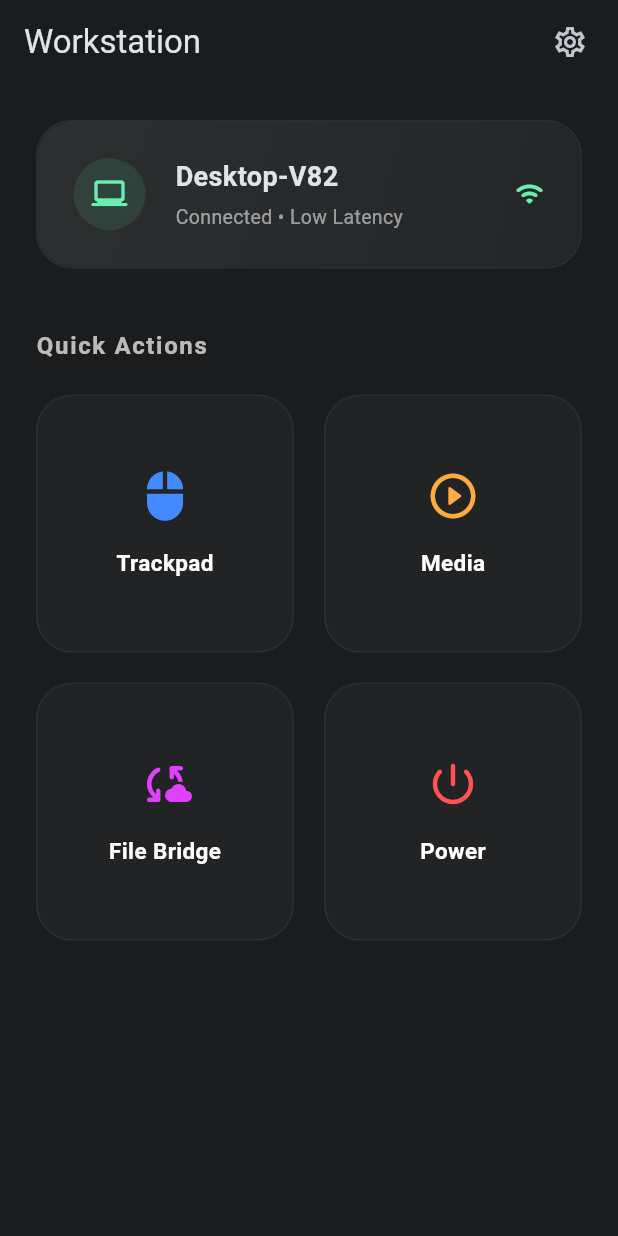
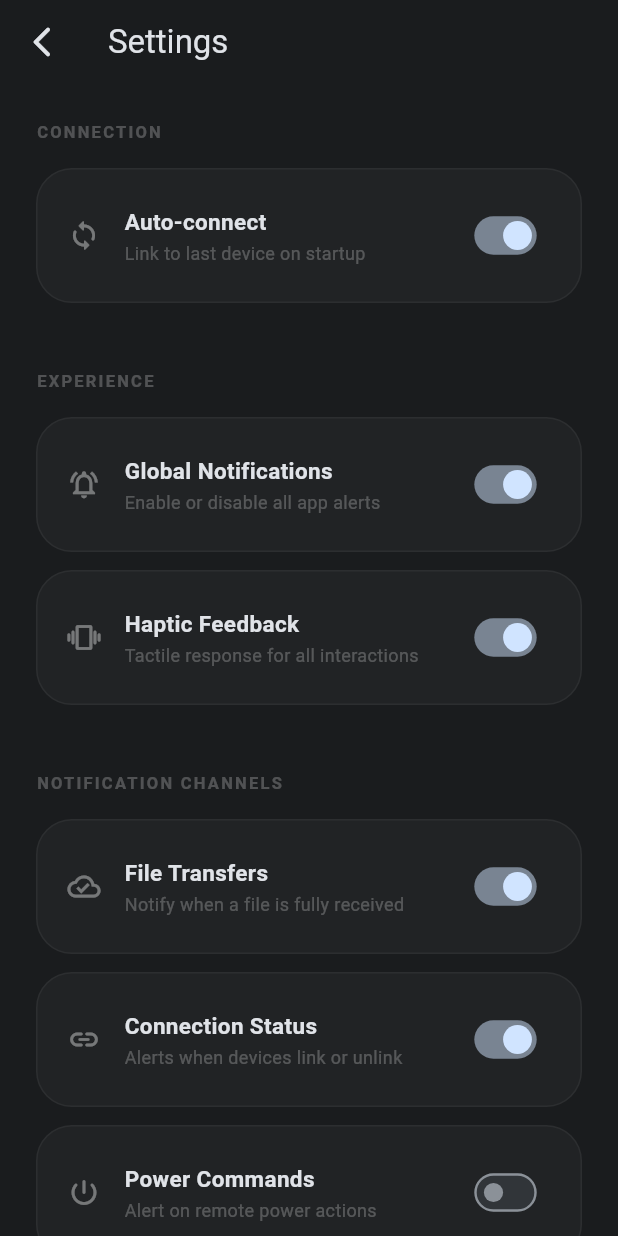
Before and after one commit to nifad2005/Device-Link, a Flutter app: the DashboardScreen screen opened directly, after a tap on the "settings" icon, on a phone screen of 412 x 824 dp. Run offline on Flutter 3.47's test engine with Material 3 defaults, Android fonts, the phone set to English and light mode, and no system bars; our stand-ins replace file_picker, flutter_local_notifications, open_filex, qr_flutter, shared_preferences, shelf and 1 more; missing offline and left inert: mobile_scanner; accounts and stored records are empty.

Commit message:
Connection Debug

```diff
--- a/lib/features/dashboard/screens/dashboard_screen.dart
+++ b/lib/features/dashboard/screens/dashboard_screen.dart
@@ -4,6 +4,7 @@ import '../../remote_control/screens/trackpad_screen.dart';
 import '../../remote_control/screens/media_controller_screen.dart';
 import '../../remote_control/screens/power_actions_screen.dart';
 import '../../remote_control/screens/file_sharing_screen.dart';
+import '../../settings/screens/settings_screen.dart';
 
 class DashboardScreen extends StatelessWidget {
   const DashboardScreen({super.key});
@@ -16,7 +17,12 @@ class DashboardScreen extends StatelessWidget {
         centerTitle: false,
         actions: [
           IconButton(
-            onPressed: () {},
+            onPressed: () {
+              Navigator.push(
+                context,
+                MaterialPageRoute(builder: (context) => const SettingsScreen()),
+              );
+            },
             icon: const Icon(Icons.settings_outlined),
           ),
           const SizedBox(width: 8),
--- /dev/null
+++ b/lib/features/settings/screens/settings_screen.dart
@@ -0,0 +1,309 @@
+import 'package:flutter/material.dart';
+import 'package:flutter/services.dart';
+import '../../../core/widgets/premium_card.dart';
+import '../../../services/settings_service.dart';
+import '../../../services/connection_service.dart';
+import '../../onboarding/screens/welcome_screen.dart';
+
+class SettingsScreen extends StatelessWidget {
+  const SettingsScreen({super.key});
+
+  @override
+  Widget build(BuildContext context) {
+    final settings = SettingsService();
+    final connection = ConnectionService();
+
+    return Scaffold(
+      appBar: AppBar(
+        title: const Text('Settings'),
+        leading: IconButton(
+          icon: const Icon(Icons.arrow_back_ios_new_rounded),
+          onPressed: () => Navigator.pop(context),
+        ),
+      ),
+      body: SingleChildScrollView(
+        padding: const EdgeInsets.all(24.0),
+        child: Column(
+          crossAxisAlignment: CrossAxisAlignment.start,
+          children: [
+            const Text(
+              'CONNECTION',
+              style: TextStyle(
+                fontSize: 11,
+                fontWeight: FontWeight.bold,
+                letterSpacing: 1.5,
+                color: Colors.white24,
+              ),
+            ),
+            const SizedBox(height: 16),
+            _buildSettingTile(
+              context,
+              icon: Icons.sync_rounded,
+              title: 'Auto-connect',
+              subtitle: 'Link to last device on startup',
+              valueNotifier: settings.autoConnect,
+              onChanged: settings.setAutoConnect,
+            ),
+            ValueListenableBuilder<String?>(
+              valueListenable: settings.lastConnectedAddress,
+              builder: (context, address, child) {
+                if (address == null) return const SizedBox.shrink();
+                return Padding(
+                  padding: const EdgeInsets.only(top: 12),
+                  child: PremiumCard(
+                    padding: 20,
+                    color: Colors.redAccent.withOpacity(0.05),
+                    onTap: () => _showForgetConfirmation(context, connection),
+                    child: Row(
+                      children: [
+                        const Icon(Icons.link_off_rounded, color: Colors.redAccent, size: 22),
+                        const SizedBox(width: 16),
+                        const Expanded(
+                          child: Column(
+                            crossAxisAlignment: CrossAxisAlignment.start,
+                            children: [
+                              Text('Forget Device', style: TextStyle(fontWeight: FontWeight.w600, fontSize: 15, color: Colors.redAccent)),
+                              Text('Clear saved pairing data', style: TextStyle(color: Colors.white24, fontSize: 12)),
+                            ],
+                          ),
+                        ),
+                        Text(
+                          address.split(':').first,
+                          style: const TextStyle(color: Colors.white10, fontSize: 10, letterSpacing: 1),
+                        ),
+                      ],
+                    ),
+                  ),
+                );
+              },
+            ),
+            const SizedBox(height: 32),
+            const Text(
+              'EXPERIENCE',
+              style: TextStyle(
+                fontSize: 11,
+                fontWeight: FontWeight.bold,
+                letterSpacing: 1.5,
+                color: Colors.white24,
+              ),
+            ),
+            const SizedBox(height: 16),
+            _buildSettingTile(
+              context,
+              icon: Icons.notifications_active_outlined,
+              title: 'Global Notifications',
+              subtitle: 'Enable or disable all app alerts',
+              valueNotifier: settings.globalNotifications,
+              onChanged: settings.setGlobalNotifications,
+            ),
+            _buildSettingTile(
+              context,
+              icon: Icons.vibration_rounded,
+              title: 'Haptic Feedback',
+              subtitle: 'Tactile response for all interactions',
+              valueNotifier: settings.globalVibration,
+              onChanged: settings.setGlobalVibration,
+            ),
+            const SizedBox(height: 32),
+            const Text(
+              'NOTIFICATION CHANNELS',
+              style: TextStyle(
+                fontSize: 11,
+                fontWeight: FontWeight.bold,
+                letterSpacing: 1.5,
+                color: Colors.white24,
+              ),
+            ),
+            const SizedBox(height: 16),
+            ValueListenableBuilder<bool>(
+              valueListenable: settings.globalNotifications,
+              builder: (context, globalEnabled, child) {
+                return Opacity(
+                  opacity: globalEnabled ? 1.0 : 0.4,
+                  child: AbsorbPointer(
+                    absorbing: !globalEnabled,
+                    child: Column(
+                      children: [
+                        _buildSettingTile(
+                          context,
+                          icon: Icons.cloud_done_outlined,
+                          title: 'File Transfers',
+                          subtitle: 'Notify when a file is fully received',
+                          valueNotifier: settings.notifyFileTransfers,
+                          onChanged: settings.setNotifyFileTransfers,
+                        ),
+                        _buildSettingTile(
+                          context,
+                          icon: Icons.link_rounded,
+                          title: 'Connection Status',
+                          subtitle: 'Alerts when devices link or unlink',
+                          valueNotifier: settings.notifyConnections,
+                          onChanged: settings.setNotifyConnections,
+                        ),
+                        _buildSettingTile(
+                          context,
+                          icon: Icons.power_settings_new_rounded,
+                          title: 'Power Commands',
+                          subtitle: 'Alert on remote power actions',
+                          valueNotifier: settings.notifyPowerCommands,
+                          onChanged: settings.setNotifyPowerCommands,
+                        ),
+                      ],
+                    ),
+                  ),
+                );
+              },
+            ),
+            const SizedBox(height: 32),
+            const Text(
+              'INPUT CONTROL',
+              style: TextStyle(
+                fontSize: 11,
+                fontWeight: FontWeight.bold,
+                letterSpacing: 1.5,
+                color: Colors.white24,
+              ),
+            ),
+            const SizedBox(height: 16),
+            PremiumCard(
+              padding: 24,
+              child: Column(
+                crossAxisAlignment: CrossAxisAlignment.start,
+                children: [
+                  const Row(
+                    children: [
+                      Icon(Icons.speed_rounded, color: Colors.white38, size: 20),
+                      SizedBox(width: 16),
+                      Text('Trackpad Sensitivity', style: TextStyle(fontWeight: FontWeight.bold)),
+                    ],
+                  ),
+                  const SizedBox(height: 16),
+                  ValueListenableBuilder<double>(
+                    valueListenable: settings.trackpadSensitivity,
+                    builder: (context, value, child) {
+                      return SliderTheme(
+                        data: SliderTheme.of(context).copyWith(
+                          trackHeight: 2,
+                          thumbShape: const RoundSliderThumbShape(enabledThumbRadius: 8),
+                          overlayShape: const RoundSliderOverlayShape(overlayRadius: 16),
+                        ),
+                        child: Slider(
+                          value: value,
+                          min: 0.5,
+                          max: 2.0,
+                          onChanged: (val) {
+                            settings.setTrackpadSensitivity(val);
+                            if (settings.globalVibration.value) {
+                              HapticFeedback.selectionClick();
+                            }
+                          },
+                          activeColor: Theme.of(context).colorScheme.primary,
+                          inactiveColor: Colors.white10,
+                        ),
+                      );
+                    },
+                  ),
+                ],
+              ),
+            ),
+            const SizedBox(height: 48),
+            Center(
+              child: Column(
+                children: [
+                  const Text('Device Linker Premium', style: TextStyle(color: Colors.white10, fontSize: 12, fontWeight: FontWeight.bold, letterSpacing: 2)),
+                  const SizedBox(height: 4),
+                  Text('v1.0.0 Stable Build', style: TextStyle(color: Colors.white.withOpacity(0.02), fontSize: 10)),
+                ],
+              ),
+            ),
+          ],
+        ),
+      ),
+    );
+  }
+
+  void _showForgetConfirmation(BuildContext context, ConnectionService connection) {
+    showDialog(
+      context: context,
+      builder: (context) => AlertDialog(
+        backgroundColor: const Color(0xFF1A1C1E),
+        title: const Text('Forget Device?'),
+        content: const Text('This will disconnect the current bridge and clear pairing data. You will need to scan the QR code again to reconnect.'),
+        actions: [
+          TextButton(
+            onPressed: () => Navigator.pop(context),
+            child: const Text('CANCEL', style: TextStyle(color: Colors.white38)),
+          ),
+          TextButton(
+            onPressed: () async {
+              await connection.forgetAndDisconnect();
+              if (context.mounted) {
+                Navigator.of(context).pushAndRemoveUntil(
+                  MaterialPageRoute(builder: (context) => const WelcomeScreen()),
+                  (route) => false,
+                );
+              }
+            },
+            child: const Text('FORGET', style: TextStyle(color: Colors.redAccent, fontWeight: FontWeight.bold)),
+          ),
+        ],
+      ),
+    );
+  }
+
+  Widget _buildSettingTile(
+    BuildContext context, {
+    required IconData icon,
+    required String title,
+    required String subtitle,
+    required ValueNotifier<bool> valueNotifier,
+    required Function(bool) onChanged,
+  }) {
+    return Padding(
+      padding: const EdgeInsets.only(bottom: 12),
+      child: ValueListenableBuilder<bool>(
+        valueListenable: valueNotifier,
+        builder: (context, value, child) {
+          return PremiumCard(
+            padding: 20,
+            onTap: () {
+              onChanged(!value);
+              if (SettingsService().globalVibration.value) {
+                HapticFeedback.lightImpact();
+              }
+            },
+            child: Row(
+              children: [
+                Icon(icon, color: Colors.white38, size: 22),
+                const SizedBox(width: 16),
+                Expanded(
+                  child: Column(
+                    crossAxisAlignment: CrossAxisAlignment.start,
+                    children: [
+                      Text(title, style: const TextStyle(fontWeight: FontWeight.w600, fontSize: 15)),
+                      const SizedBox(height: 2),
+                      Text(subtitle, style: const TextStyle(color: Colors.white24, fontSize: 12)),
+                    ],
+                  ),
+                ),
+                Transform.scale(
+                  scale: 0.8,
+                  child: Switch.adaptive(
+                    value: value,
+                    onChanged: (val) {
+                      onChanged(val);
+                      if (SettingsService().globalVibration.value) {
+                        HapticFeedback.lightImpact();
+                      }
+                    },
+                    activeColor: Theme.of(context).colorScheme.primary,
+                  ),
+                ),
+              ],
+            ),
+          );
+        },
+      ),
+    );
+  }
+}
--- a/lib/services/connection_service.dart
+++ b/lib/services/connection_service.dart
@@ -4,6 +4,7 @@ import 'platform_service.dart';
 import 'server_service.dart';
 import 'client_service.dart';
 import 'file_transfer_service.dart';
+import 'settings_service.dart';
 import '../core/models/bridge_message.dart';
 
 enum ConnectionStatus { idle, searching, connecting, connected, error }
@@ -16,6 +17,7 @@ class ConnectionService {
   final ServerService _serverService = ServerService();
   final ClientService _clientService = ClientService();
   final FileTransferService _fileTransferService = FileTransferService();
+  final SettingsService _settings = SettingsService();
 
   final ValueNotifier<ConnectionStatus> status = ValueNotifier(ConnectionStatus.idle);
   final ValueNotifier<String?> serverAddress = ValueNotifier(null);
@@ -42,6 +44,12 @@ class ConnectionService {
       _clientService.connectionStatus.listen((isConnected) {
         status.value = isConnected ? ConnectionStatus.connected : ConnectionStatus.idle;
       });
+
+      // Attempt Auto-connect if enabled
+      if (_settings.autoConnect.value && _settings.lastConnectedAddress.value != null) {
+        debugPrint('ConnectionService: Attempting auto-connect to ${_settings.lastConnectedAddress.value}');
+        connectToDevice(_settings.lastConnectedAddress.value!);
+      }
     }
   }
 
@@ -49,7 +57,6 @@ class ConnectionService {
     if (message.type.name.startsWith('fileTransfer')) {
       _fileTransferService.handleIncomingMessage(message);
     } else {
-      // Handle other commands (e.g., status updates from server)
       debugPrint('Mobile received message: ${message.type}');
     }
   }
@@ -59,6 +66,8 @@ class ConnectionService {
     final success = await _clientService.connect(address);
     if (success) {
       status.value = ConnectionStatus.connected;
+      // Save for auto-connect
+      await _settings.setLastConnectedAddress(address);
       return true;
     } else {
       status.value = ConnectionStatus.error;
@@ -82,4 +91,9 @@ class ConnectionService {
     }
     status.value = ConnectionStatus.idle;
   }
+
+  Future<void> forgetAndDisconnect() async {
+    disconnect();
+    await _settings.forgetDevice();
+  }
 }
--- /dev/null
+++ b/lib/services/notification_service.dart
@@ -0,0 +1,82 @@
+import 'package:flutter_local_notifications/flutter_local_notifications.dart';
+import 'settings_service.dart';
+
+class NotificationService {
+  static final NotificationService _instance = NotificationService._internal();
+  factory NotificationService() => _instance;
+  NotificationService._internal();
+
+  final FlutterLocalNotificationsPlugin _notifications = FlutterLocalNotificationsPlugin();
+  final SettingsService _settings = SettingsService();
+
+  Future<void> init() async {
+    const androidInit = AndroidInitializationSettings('@mipmap/ic_launcher');
+    const iosInit = DarwinInitializationSettings();
+    const initSettings = InitializationSettings(android: androidInit, iOS: iosInit);
+
+    await _notifications.initialize(initSettings);
+  }
+
+  Future<void> showFileTransferComplete(String fileName) async {
+    if (!_settings.globalNotifications.value || !_settings.notifyFileTransfers.value) return;
+
+    const androidDetails = AndroidNotificationDetails(
+      'file_transfers',
+      'File Transfers',
+      channelDescription: 'Notifications for completed file transfers',
+      importance: Importance.high,
+      priority: Priority.high,
+    );
+
+    const notificationDetails = NotificationDetails(android: androidDetails);
+
+    await _notifications.show(
+      0,
+      'File Received',
+      '$fileName is ready to open.',
+      notificationDetails,
+    );
+  }
+
+  Future<void> showConnectionStatus(String deviceName, bool isConnected) async {
+    if (!_settings.globalNotifications.value || !_settings.notifyConnections.value) return;
+
+    final androidDetails = AndroidNotificationDetails(
+      'connections',
+      'Device Connections',
+      channelDescription: 'Notifications for device link status',
+      importance: Importance.low,
+      priority: Priority.low,
+    );
+
+    final notificationDetails = NotificationDetails(android: androidDetails);
+
+    await _notifications.show(
+      1,
+      isConnected ? 'Device Linked' : 'Device Disconnected',
+      isConnected ? 'Connected to $deviceName' : '$deviceName is no longer active',
+      notificationDetails,
+    );
+  }
+
+  Future<void> showPowerCommandAlert(String action) async {
+    if (!_settings.globalNotifications.value || !_settings.notifyPowerCommands.value) return;
+
+    const androidDetails = AndroidNotificationDetails(
+      'power_commands',
+      'Power Commands',
+      channelDescription: 'Alerts for remote power actions',
+      importance: Importance.max,
+      priority: Priority.high,
+    );
+
+    const notificationDetails = NotificationDetails(android: androidDetails);
+
+    await _notifications.show(
+      2,
+      'System Alert',
+      'Remote $action command received.',
+      notificationDetails,
+    );
+  }
+}
--- a/pubspec.yaml
+++ b/pubspec.yaml
@@ -31,6 +31,9 @@ dependencies:
   qr_flutter: ^4.1.0
   mobile_scanner: ^6.0.0
 
+  # Notifications
+  flutter_local_notifications: ^17.2.2
+
 dev_dependencies:
   flutter_test:
     sdk: flutter
```
Also changed, not shown: lib/features/onboarding/screens/welcome_screen.dart (+120 -75 lines), lib/features/remote_control/screens/power_actions_screen.dart (+18 -6 lines), lib/main.dart (+6 -2 lines), lib/services/settings_service.dart (added, +97 -0 lines), pubspec.lock, 2 other files.
